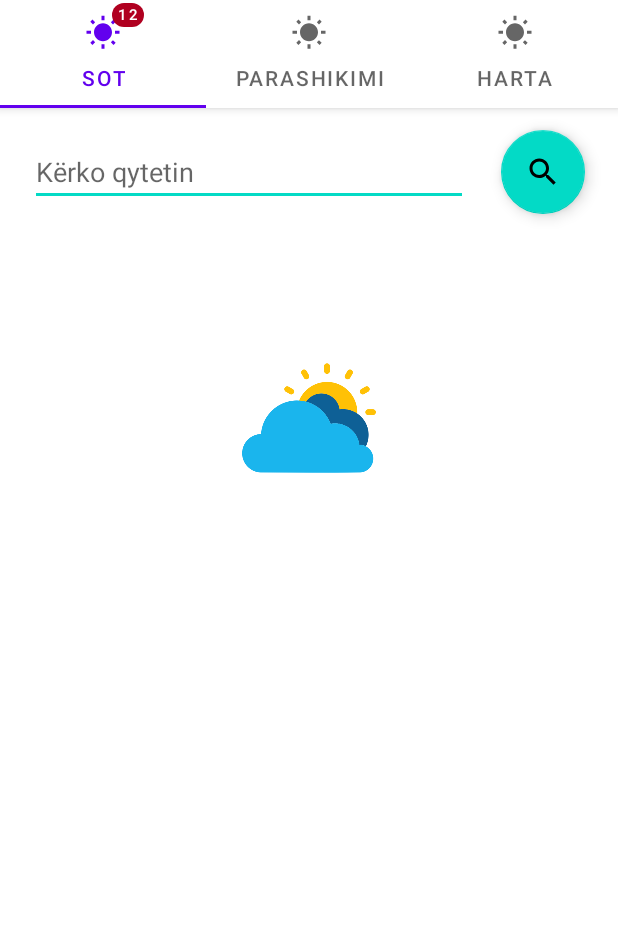
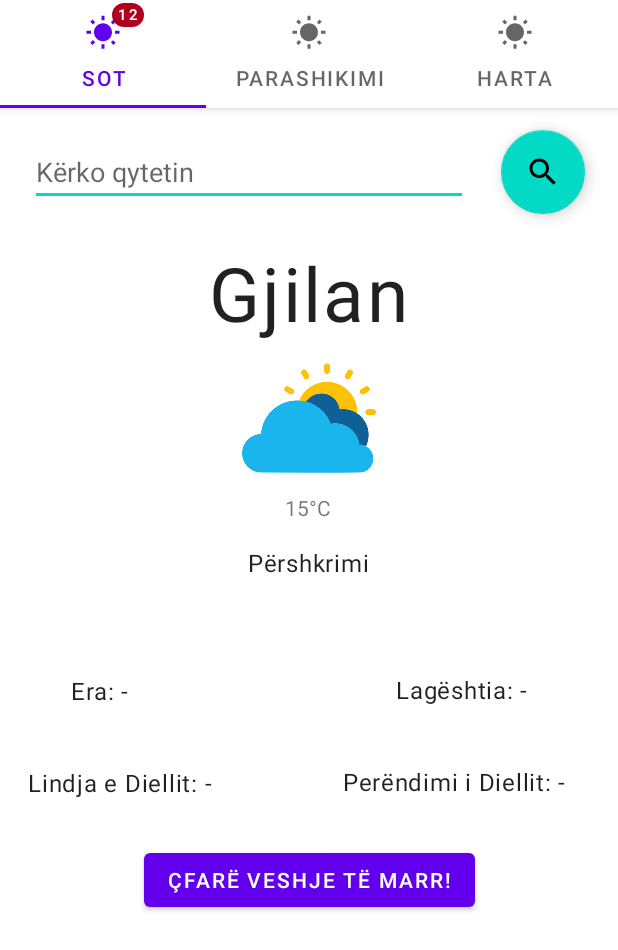
Before and after one commit to ndriqimh/Android_App, an Android app: the screen it shows after launch (MainActivity), on a phone screen of 412 x 824 dp. Shown: the top 950 px of the screen. Run offline under Robolectric (Android 15) with nearby library versions, the light colour scheme and no system bars; pictures from the network do not load.

Commit message:
Futja e sugjerimit për veshje!

```diff
--- a/app/src/main/java/com/fiek/androidapp/MainActivity.java
+++ b/app/src/main/java/com/fiek/androidapp/MainActivity.java
@@ -56,6 +56,7 @@
         BadgeDrawable badgeDrawable = tabLayout.getTabAt(0).getOrCreateBadge();
         badgeDrawable.setVisible(true);
         badgeDrawable.setNumber(12);
+
     }
 
     private class ViewPagerAdapter extends FragmentPagerAdapter {
--- a/app/src/main/java/com/fiek/androidapp/Moti1.java
+++ b/app/src/main/java/com/fiek/androidapp/Moti1.java
@@ -2,7 +2,7 @@
 
 import android.app.Activity;
 import android.content.Context;
-import android.content.SharedPreferences;
+import android.content.Intent;
 import android.os.Bundle;
 
 import androidx.annotation.NonNull;
@@ -13,9 +13,11 @@
 import android.view.View;
 import android.view.ViewGroup;
 import android.view.inputmethod.InputMethodManager;
+import android.widget.Button;
 import android.widget.EditText;
 import android.widget.ImageView;
 import android.widget.TextView;
+import android.widget.Toast;
 
 import com.bumptech.glide.Glide;
 import com.google.android.material.floatingactionbutton.FloatingActionButton;
@@ -50,6 +52,9 @@
     private Context mContext;
     private String responseData;
     private String icons;
+    public static double temperatura;
+
+    private Button butoni_veshjet;
 
     public Moti1() {
         // Required empty public constructor
@@ -80,6 +85,8 @@
         search = view.findViewById(R.id.search_edit);
         search_floating = view.findViewById(R.id.floating_search);
 
+        butoni_veshjet = view.findViewById(R.id.button);
+
         search_floating.setOnClickListener(new View.OnClickListener() {
             @Override
             public void onClick(View v) {
@@ -89,22 +96,17 @@
             }
         });
 
-        SharedPreferences sh = getActivity().getSharedPreferences("MySharedPref", Context.MODE_PRIVATE);
+        butoni_veshjet.setOnClickListener(new View.OnClickListener() {
+            @Override
+            public void onClick(View v) {
+                if (true) {
+                    Intent i = new Intent(getActivity(), veshjetMoti.class);
+                    startActivity(i);
+                }
+            }
+        });
 
-        String sh1 = sh.getString("view_city", "");
-        String sh2 = sh.getString("view_desc", "");
-        String sh3 = sh.getString("view_temp","");
-        String sh4 = sh.getString("view_wind","");
-        String sh5 = sh.getString("view_humiditys","");
-        String sh6 = sh.getString("view_sunrise","");
-        String sh7 = sh.getString("view_sunset","");
-        view_city.setText(sh1);
-        view_desc.setText(sh2);
-        view_temp.setText(sh3);
-        view_wind.setText(sh4);
-        view_humidity.setText(sh5);
-        view_sunrise.setText(sh6);
-        view_sunset.setText(sh7);
+
 
         return view;
     }
@@ -139,7 +141,7 @@
 
                         JSONObject temp1 = json.getJSONObject("main");
                         Double Temperature = temp1.getDouble("temp");
-
+                        temperatura = Temperature;
 
                         JSONObject wind1 = json.getJSONObject("wind");
                         Double Wind = wind1.getDouble("speed");
@@ -178,19 +180,6 @@
                         String sunsets = "Perëndimi: " + sunset + " PM";
                         setText(view_sunset, sunsets);
 
-                        SharedPreferences sharedPreferences = getActivity().getSharedPreferences("MySharedPref", Context.MODE_PRIVATE);
-                        SharedPreferences.Editor edit = sharedPreferences.edit();
-
-                        edit.putString("view_city",view_city.getText().toString());
-                        edit.putString("view_desc",description);
-                        edit.putString("view_temp",temps);
-                        edit.putString("view_wind",winds);
-                        edit.putString("view_humiditys",humiditys);
-                        edit.putString("view_sunrise",sunrises);
-                        edit.putString("view_sunset",sunsets);
-
-                        edit.apply();
-
 
 
                     } catch (JSONException e) {
--- a/app/src/main/res/layout/fragment_moti1.xml
+++ b/app/src/main/res/layout/fragment_moti1.xml
@@ -139,4 +139,15 @@
         android:layout_height="wrap_content"
         android:orientation="vertical"
         app:layout_constraintGuide_percent="0.5" />
+
+    <Button
+        android:id="@+id/button"
+        android:layout_width="wrap_content"
+        android:layout_height="wrap_content"
+        android:text="Çfarë veshje të marr!"
+        app:layout_constraintBottom_toBottomOf="parent"
+        app:layout_constraintEnd_toEndOf="parent"
+        app:layout_constraintStart_toStartOf="parent"
+        app:layout_constraintTop_toBottomOf="@+id/sunrise"
+        app:layout_constraintVertical_bias="0.124" />
 </androidx.constraintlayout.widget.ConstraintLayout>
--- a/app/src/main/res/values/colors.xml
+++ b/app/src/main/res/values/colors.xml
@@ -4,4 +4,6 @@
     <color name="colorPrimaryDark">#3700B3</color>
     <color name="colorAccent">#03DAC5</color>
     <color name="white">#ffffff</color>
+    <color name="blue">#5336F4</color>
+    <color name="Transparent">#00FFFFFF</color>
 </resources>
```
Also changed, not shown: app/src/main/AndroidManifest.xml (+7 -2 lines), app/src/main/java/com/fiek/androidapp/veshjetMoti.java (added, +103 -0 lines), app/src/main/res/layout/activity_veshjet_moti.xml (added, +140 -0 lines), app/src/main/res/drawable-v24/boot.png (added), app/src/main/res/drawable-v24/hat.png (added), app/src/main/res/drawable-v24/jacket.png (added), app/src/main/res/drawable-v24/regularshirt.png (added), app/src/main/res/drawable-v24/scarf.png (added), app/src/main/res/drawable-v24/shoe.png (added), app/src/main/res/drawable-v24/shorts.png (added), app/src/main/res/drawable-v24/sweater.png (added), app/src/main/res/drawable-v24/trousers.png (added), app/src/main/res/drawable-v24/tshirt.png (added), app/src/main/res/drawable-v24/winterjacket.png (added).
